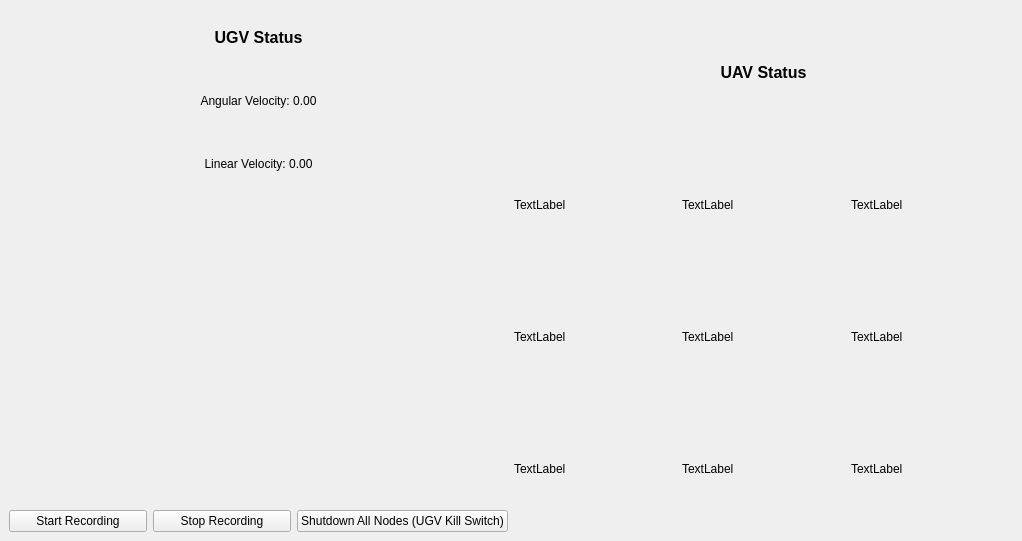
Old version of the form robot_dashboard.ui in the repository yushayusha/jetacker-communication.
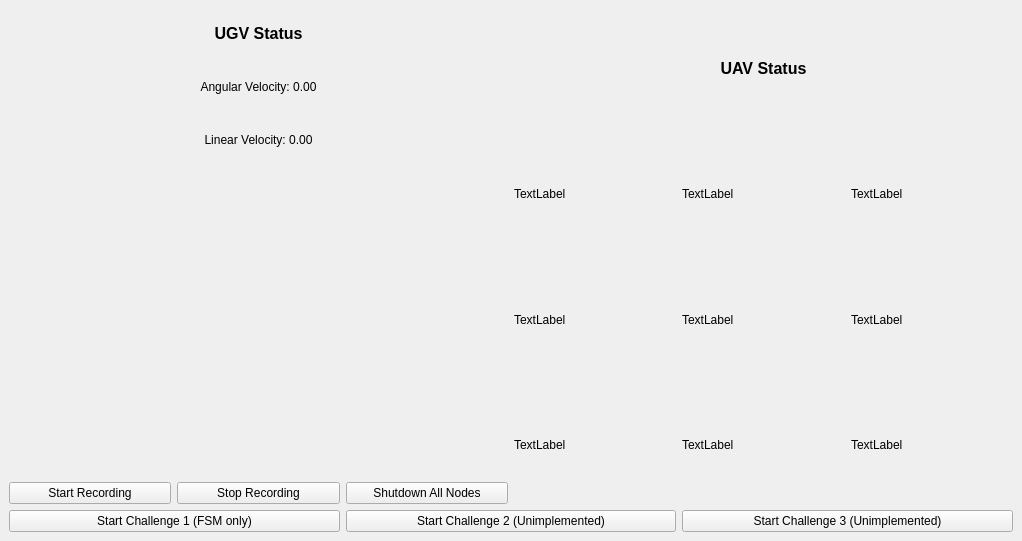
New version of the form.

Commit message: launch challenge from gui

```diff
--- a/robot_dashboard.ui
+++ b/robot_dashboard.ui
@@ -103,7 +103,7 @@
           <item>
            <widget class="QPushButton" name="btn_shutdown">
             <property name="text">
-             <string>Shutdown All Nodes (UGV Kill Switch)</string>
+             <string>Shutdown All Nodes</string>
             </property>
            </widget>
           </item>
@@ -209,6 +209,31 @@
       </item>
      </layout>
     </item>
+    <item>
+     <layout class="QHBoxLayout" name="horizontalLayout_3">
+      <item>
+       <widget class="QPushButton" name="btn_start_challenge1">
+        <property name="text">
+         <string>Start Challenge 1 (FSM only)</string>
+        </property>
+       </widget>
+      </item>
+      <item>
+       <widget class="QPushButton" name="pushButton">
+        <property name="text">
+         <string>Start Challenge 2 (Unimplemented)</string>
+        </property>
+       </widget>
+      </item>
+      <item>
+       <widget class="QPushButton" name="pushButton_2">
+        <property name="text">
+         <string>Start Challenge 3 (Unimplemented)</string>
+        </property>
+       </widget>
+      </item>
+     </layout>
+    </item>
    </layout>
   </widget>
  </widget>
```
The commit also changes 27 other files.
